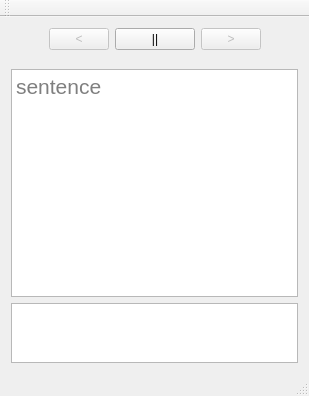
Before: the Qt Designer form player/mainwindow.ui in lindyang/english, drawn with Qt 5.
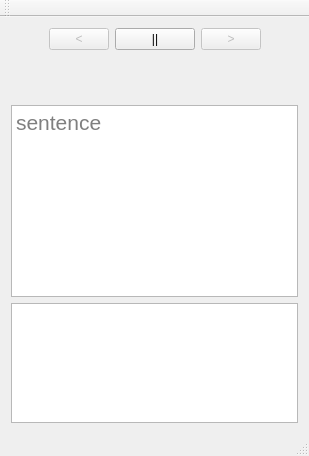
After: the same form once the commit is applied. Custom widgets are drawn as their Qt base class.

Diff of the .ui file:
```diff
--- a/player/mainwindow.ui
+++ b/player/mainwindow.ui
@@ -7,7 +7,7 @@
     <x>0</x>
     <y>0</y>
     <width>309</width>
-    <height>396</height>
+    <height>456</height>
    </rect>
   </property>
   <property name="windowTitle">
@@ -132,7 +132,7 @@
       <property name="sizePolicy">
        <sizepolicy hsizetype="Expanding" vsizetype="Expanding">
         <horstretch>0</horstretch>
-        <verstretch>1</verstretch>
+        <verstretch>0</verstretch>
        </sizepolicy>
       </property>
       <property name="minimumSize">
@@ -164,13 +164,24 @@
      </widget>
     </item>
     <item row="3" column="0">
-     <widget class="QTableView" name="wordTableView">
+     <widget class="QTableView" name="dictTableView">
+      <property name="minimumSize">
+       <size>
+        <width>0</width>
+        <height>120</height>
+       </size>
+      </property>
       <property name="maximumSize">
        <size>
         <width>16777215</width>
-        <height>60</height>
+        <height>120</height>
        </size>
       </property>
+      <property name="font">
+       <font>
+        <pointsize>16</pointsize>
+       </font>
+      </property>
      </widget>
     </item>
    </layout>
```
